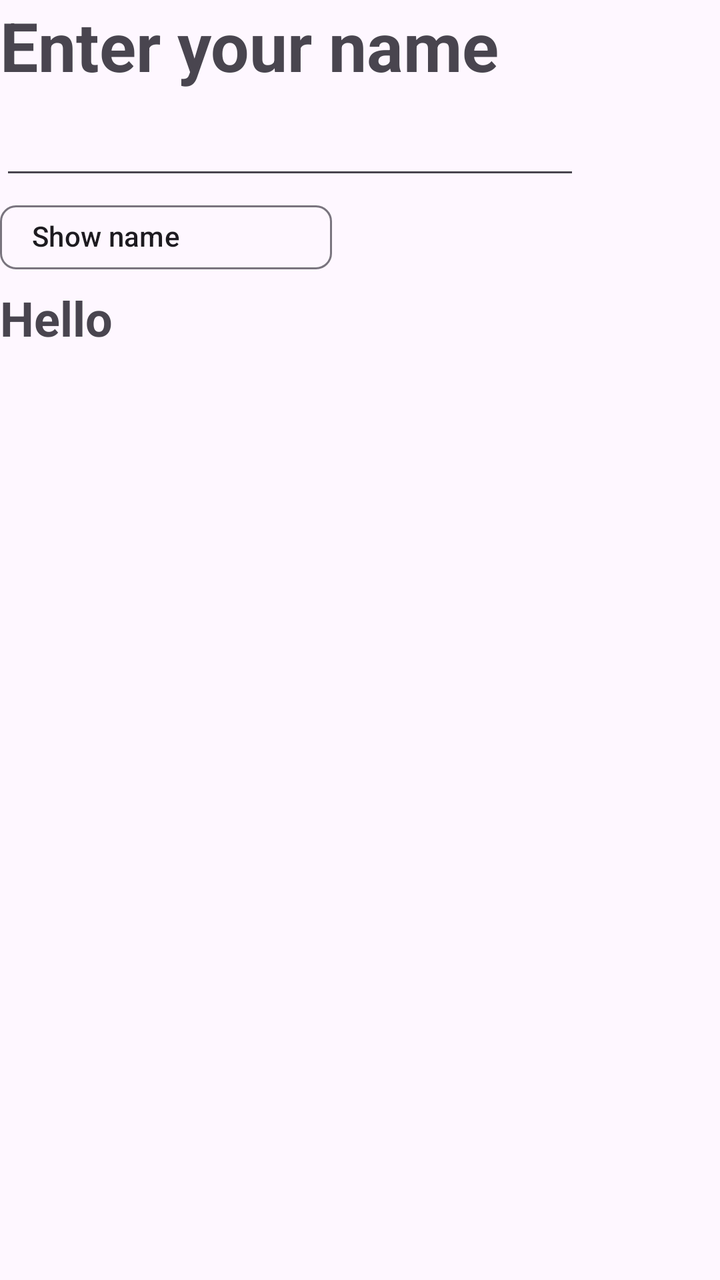
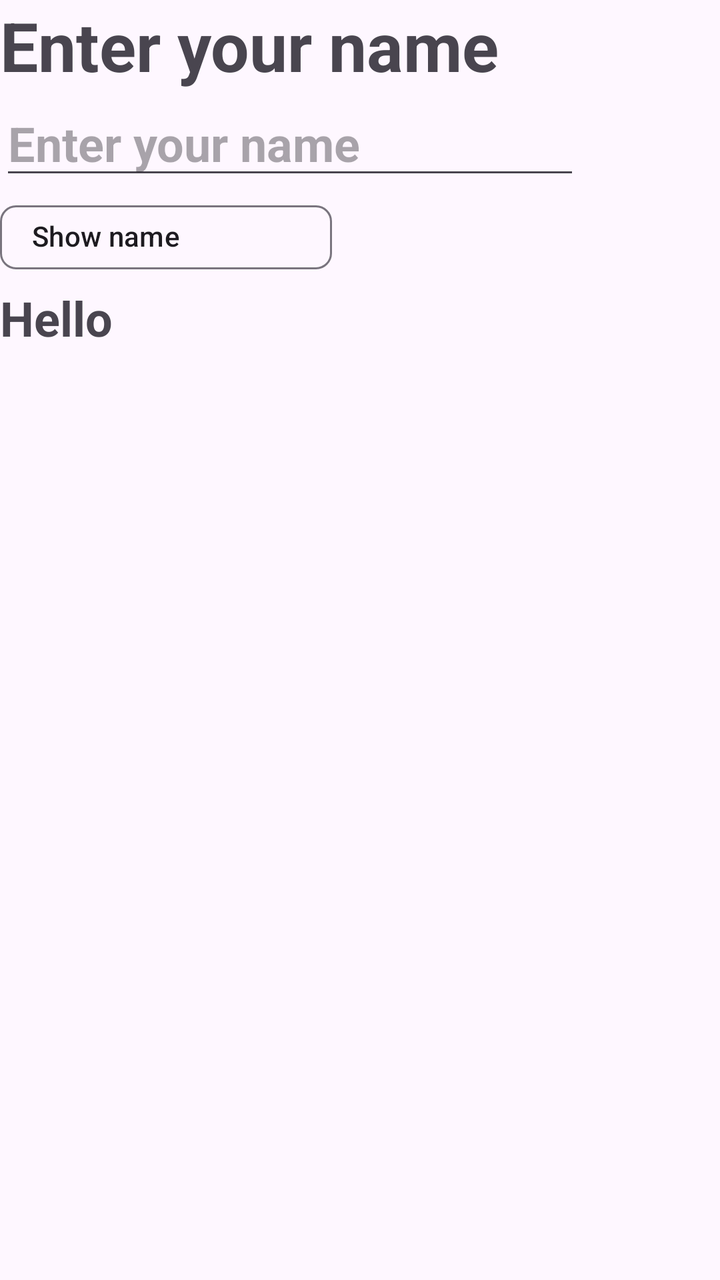

Screens rendered from an Android XML layout before and after an edit, with the pre-edit source and the edit as a unified diff.
<!-- AndroidManifest.xml: application theme Theme.MyApp -->
<!-- res/layout/activity_main.xml -->
<?xml version="1.0" encoding="utf-8"?>
<LinearLayout android:layout_width="409dp"
    android:layout_height="729dp"
    xmlns:tools="http://schemas.android.com/tools"
    android:orientation="vertical"
    tools:layout_editor_absoluteX="1dp"
    tools:layout_editor_absoluteY="95dp"
    xmlns:android="http://schemas.android.com/apk/res/android">

        <TextView
            android:id="@+id/textView3"
            android:layout_width="307dp"
            android:layout_height="wrap_content"
            android:text="Enter your name"
            android:textAlignment="center"
            android:textSize="34sp"
            android:textStyle="bold" />

        <EditText
            android:id="@+id/editTextText"
            android:layout_width="290dp"
            android:layout_height="wrap_content"
            android:ems="10"
            android:inputType="text"
            android:textSize="24sp"
            android:textStyle="bold" />

        <com.google.android.material.chip.Chip
            android:id="@+id/chip"
            android:layout_width="166dp"
            android:layout_height="wrap_content"
            android:text="Show name"
            android:textStyle="bold"
            android:onClick="calculateClick"/>

        <TextView
            android:id="@+id/textView4"
            android:layout_width="309dp"
            android:layout_height="47dp"
            android:text="Hello "
            android:textSize="24sp"
            android:textStyle="bold" />
    </LinearLayout>
<!-- resources referenced by this layout -->
<resources>
  <style name="Theme.MyApp" parent="Base.Theme.MyApp" />
  <style name="Base.Theme.MyApp" parent="Theme.Material3.DayNight.NoActionBar">
          
          
      </style>
</resources>

<!-- the commit's change to res/layout/activity_main.xml (unified diff, before → after) -->
@@ -23,7 +23,9 @@
             android:ems="10"
             android:inputType="text"
             android:textSize="24sp"
-            android:textStyle="bold" />
+            android:textStyle="bold"
+            android:hint= "Enter your name"/>
+
 
         <com.google.android.material.chip.Chip
             android:id="@+id/chip"
